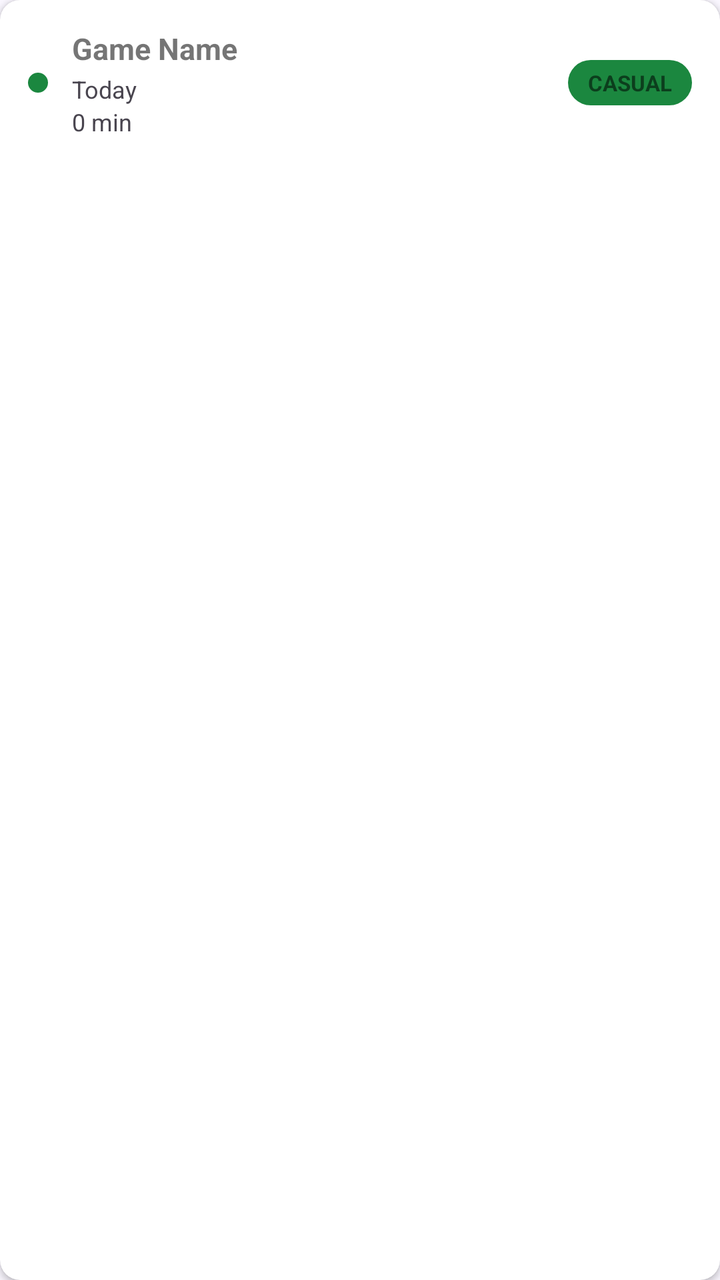
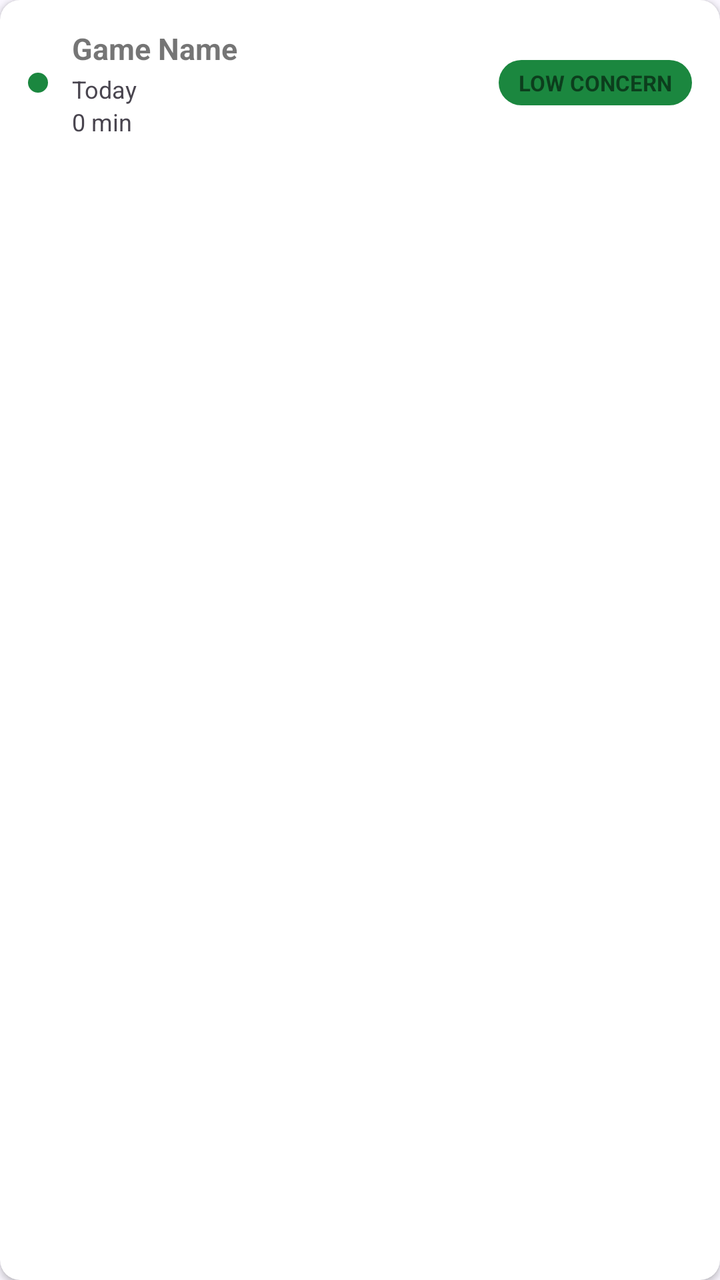

Two renders of the same Android screen: before a commit and after it. Below are the layout's source before the change and the commit's diff.
<!-- AndroidManifest.xml: application theme Theme.ChildApp -->
<!-- res/layout/item_session.xml -->
<?xml version="1.0" encoding="utf-8"?>
<androidx.cardview.widget.CardView
    xmlns:android="http://schemas.android.com/apk/res/android"
    xmlns:app="http://schemas.android.com/apk/res-auto"
    android:layout_width="match_parent"
    android:layout_height="wrap_content"
    android:layout_marginHorizontal="8dp"
    android:layout_marginVertical="4dp"
    app:cardCornerRadius="10dp"
    app:cardElevation="2dp">

    <LinearLayout
        android:layout_width="match_parent"
        android:layout_height="wrap_content"
        android:orientation="horizontal"
        android:padding="14dp"
        android:gravity="center_vertical">

        
        <View
            android:id="@+id/riskDot"
            android:layout_width="10dp"
            android:layout_height="10dp"
            android:background="@drawable/circle_dot"
            android:layout_marginEnd="12dp" />

        <LinearLayout
            android:layout_width="0dp"
            android:layout_height="wrap_content"
            android:layout_weight="1"
            android:orientation="vertical">

            <TextView
                android:id="@+id/tvGameName"
                android:layout_width="wrap_content"
                android:layout_height="wrap_content"
                android:text="Game Name"
                android:textSize="15sp"
                android:textStyle="bold" />

            <TextView
                android:id="@+id/tvSessionDate"
                android:layout_width="wrap_content"
                android:layout_height="wrap_content"
                android:text="Today"
                android:textSize="12sp"
                android:textColor="@color/text_secondary"
                android:layout_marginTop="2dp" />

            <TextView
                android:id="@+id/tvDuration"
                android:layout_width="wrap_content"
                android:layout_height="wrap_content"
                android:text="0 min"
                android:textSize="12sp"
                android:textColor="@color/text_secondary" />
        </LinearLayout>

        <TextView
            android:id="@+id/tvRiskBadge"
            android:layout_width="wrap_content"
            android:layout_height="wrap_content"
            android:text="CASUAL"
            android:textSize="11sp"
            android:textStyle="bold"
            android:paddingHorizontal="10dp"
            android:paddingVertical="4dp"
            android:background="@drawable/bg_pill" />

    </LinearLayout>
</androidx.cardview.widget.CardView>
<!-- resources referenced by this layout -->
<resources>
  <color name="text_secondary">#49454F</color>
  <!-- drawable bg_pill (drawable) -->
  <?xml version="1.0" encoding="utf-8"?>
  <shape xmlns:android="http://schemas.android.com/apk/res/android"
      android:shape="rectangle">
      <solid android:color="@color/risk_low" />
      <corners android:radius="20dp" />
  </shape>
  <!-- drawable circle_dot (drawable) -->
  <?xml version="1.0" encoding="utf-8"?>
  <shape xmlns:android="http://schemas.android.com/apk/res/android"
      android:shape="oval">
      <solid android:color="@color/risk_low" />
  </shape>
  <style name="Theme.ChildApp" parent="Theme.MaterialComponents.Light.NoActionBar">
          <item name="colorPrimary">@color/colorPrimary</item>
          <item name="colorPrimaryVariant">@color/colorPrimaryVariant</item>
          <item name="colorOnPrimary">@color/colorOnPrimary</item>
          <item name="colorSecondary">@color/colorSecondary</item>
          <item name="colorSecondaryVariant">@color/colorSecondary</item>
          <item name="colorOnSecondary">@color/colorOnSecondary</item>
          <item name="android:colorBackground">@color/colorBackground</item>
          <item name="android:windowBackground">@color/colorBackground</item>
          <item name="android:statusBarColor">@color/colorPrimary</item>
          <item name="android:navigationBarColor">@color/colorBackground</item>
          <item name="android:windowLightStatusBar" tools:targetApi="m">false</item>
          <item name="android:windowLightNavigationBar" tools:targetApi="o_mr1">true</item>
          <item name="materialCardViewStyle">@style/Widget.App.Card</item>
          <item name="materialButtonStyle">@style/Widget.App.Button</item>
          <item name="textInputStyle">@style/Widget.App.TextInputLayout</item>
          <item name="android:fontFamily">sans-serif</item>
      </style>
  <color name="risk_low">#1B873F</color>
  <color name="colorPrimary">#6750A4</color>
  <color name="colorPrimaryVariant">#7F67BE</color>
  <color name="colorOnPrimary">#FFFFFF</color>
  <color name="colorSecondary">#00BFA5</color>
  <color name="colorOnSecondary">#FFFFFF</color>
  <color name="colorBackground">#FAF7FF</color>
  <style name="Widget.App.Card" parent="Widget.MaterialComponents.CardView">
          <item name="cardCornerRadius">20dp</item>
          <item name="cardElevation">0dp</item>
          <item name="cardBackgroundColor">@color/colorSurface</item>
          <item name="strokeColor">@color/cardStroke</item>
          <item name="strokeWidth">1dp</item>
          <item name="contentPadding">20dp</item>
      </style>
  <style name="Widget.App.Button" parent="Widget.MaterialComponents.Button">
          <item name="cornerRadius">28dp</item>
          <item name="android:textAllCaps">false</item>
          <item name="android:textSize">15sp</item>
          <item name="android:fontFamily">sans-serif-medium</item>
          <item name="android:paddingTop">10dp</item>
          <item name="android:paddingBottom">10dp</item>
          <item name="android:paddingStart">24dp</item>
          <item name="android:paddingEnd">24dp</item>
          
          <item name="android:insetTop">0dp</item>
          <item name="android:insetBottom">0dp</item>
          <item name="backgroundTint">@color/colorPrimary</item>
          
          <item name="android:textColor">@color/colorOnPrimary</item>
          <item name="iconTint">@color/colorOnPrimary</item>
          <item name="rippleColor">#33FFFFFF</item>
      </style>
  <style name="Widget.App.TextInputLayout" parent="Widget.MaterialComponents.TextInputLayout.OutlinedBox">
          <item name="boxCornerRadiusTopStart">16dp</item>
          <item name="boxCornerRadiusTopEnd">16dp</item>
          <item name="boxCornerRadiusBottomStart">16dp</item>
          <item name="boxCornerRadiusBottomEnd">16dp</item>
          <item name="boxStrokeColor">@color/colorPrimary</item>
          <item name="hintTextColor">@color/colorPrimary</item>
      </style>
  <color name="colorSurface">#FFFFFF</color>
  <color name="cardStroke">#EDE7F6</color>
</resources>

<!-- the commit's change to res/layout/item_session.xml (unified diff, before → after) -->
@@ -60,7 +60,7 @@
             android:id="@+id/tvRiskBadge"
             android:layout_width="wrap_content"
             android:layout_height="wrap_content"
-            android:text="CASUAL"
+            android:text="LOW CONCERN"
             android:textSize="11sp"
             android:textStyle="bold"
             android:paddingHorizontal="10dp"
